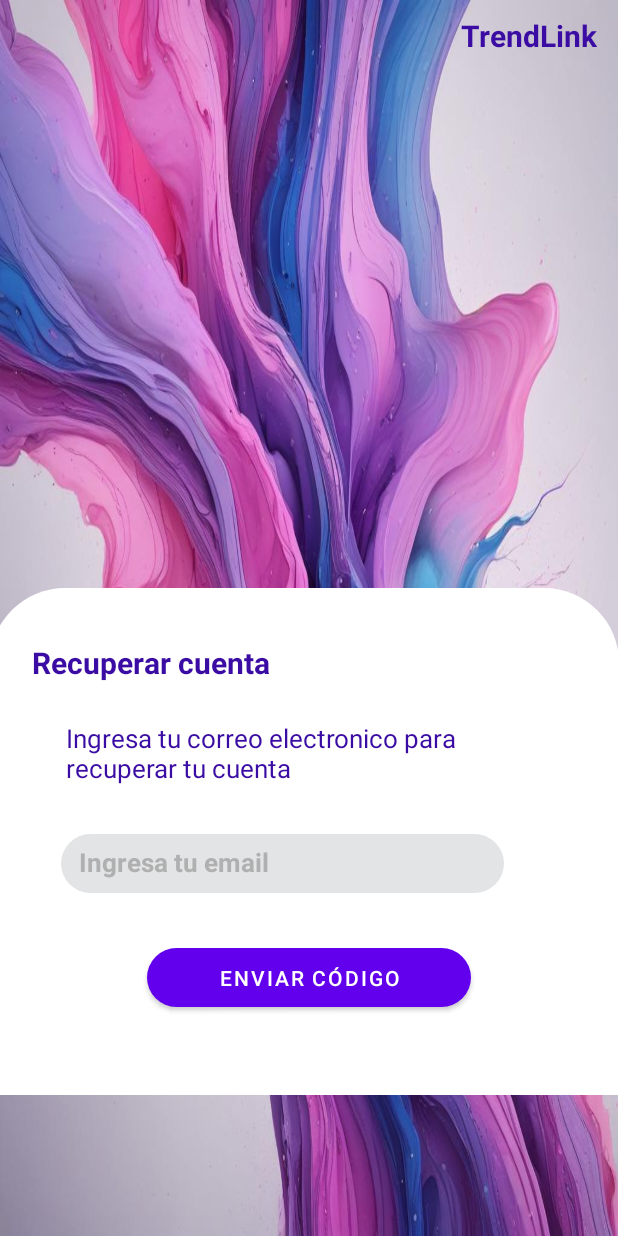
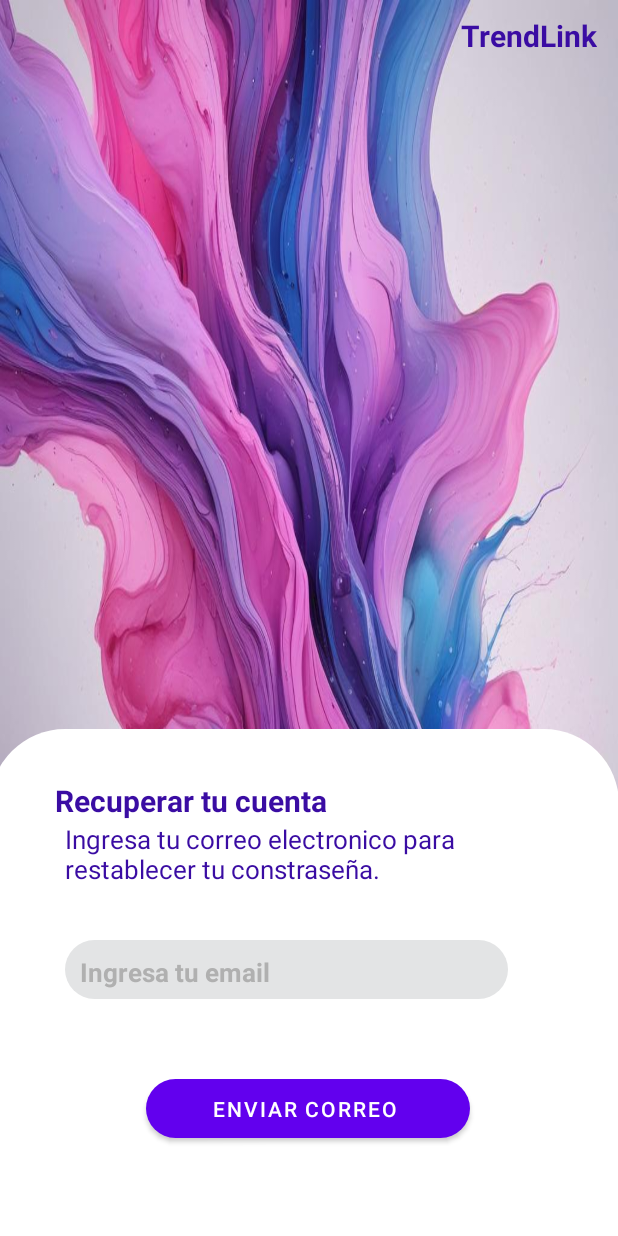
Before and after one commit to LauraR287/AppTrendlink, an Android app: the layout activity_forgot_password.xml on its own in the app's theme, with its tools: preview values and no code run, on a phone screen of 412 x 824 dp. Run offline under Robolectric (Android 15) with nearby library versions, the phone set to English and light mode, and no system bars; Roboto replaces fonts that are not available here.

Commit message:
Changes recover password

```diff
--- a/app/src/main/AndroidManifest.xml
+++ b/app/src/main/AndroidManifest.xml
@@ -15,6 +15,9 @@
         <activity
             android:name=".MainActivity"
             android:exported="true"/>
+        <activity
+            android:name=".PasswordRecoveryActivity"
+            android:exported="true"/>
     <activity
         android:name=".MainActivityLogin"
         android:exported="true">
--- a/app/src/main/res/layout/activity_forgot_password.xml
+++ b/app/src/main/res/layout/activity_forgot_password.xml
@@ -19,12 +19,13 @@
         android:id="@+id/whiteBox"
         android:layout_width="419dp"
         android:layout_height="338dp"
-        android:layout_marginTop="392dp"
         android:background="@drawable/cuadro_blanco_redondeado"
+        app:layout_constraintBottom_toBottomOf="@+id/imageView16"
         app:layout_constraintDimensionRatio="w,1:1"
         app:layout_constraintEnd_toEndOf="parent"
         app:layout_constraintHeight_percent="0.3"
         app:layout_constraintTop_toTopOf="parent"
+        app:layout_constraintVertical_bias="1.0"
         app:layout_constraintWidth_percent="0.3" />
 
     <TextView
@@ -46,48 +47,53 @@
         android:id="@+id/textView2"
         android:layout_width="wrap_content"
         android:layout_height="wrap_content"
-        android:layout_marginTop="428dp"
-        android:layout_marginEnd="232dp"
+        android:layout_marginTop="34dp"
         android:fontFamily="@font/news_cycle"
-        android:text="Recuperar cuenta"
+        android:text="Recuperar tu cuenta"
         android:textColor="#3A0CA3"
         android:textSize="20sp"
         android:textStyle="bold"
         app:layout_constraintEnd_toEndOf="parent"
-        app:layout_constraintTop_toTopOf="parent" />
+        app:layout_constraintHorizontal_bias="0.158"
+        app:layout_constraintStart_toStartOf="parent"
+        app:layout_constraintTop_toTopOf="@+id/whiteBox" />
 
     <TextView
         android:id="@+id/textView3"
-        android:layout_width="294dp"
-        android:layout_height="53dp"
-        android:layout_marginTop="480dp"
-        android:layout_marginEnd="74dp"
+        android:layout_width="303dp"
+        android:layout_height="57dp"
+        android:layout_marginBottom="43dp"
         android:fontFamily="@font/news_cycle"
-        android:text="Ingresa tu correo electronico para recuperar tu cuenta"
+        android:text="Ingresa tu correo electronico para restablecer tu constraseña."
         android:textColor="#3A0CA3"
         android:textSize="17sp"
+        app:layout_constraintBottom_toTopOf="@+id/greyBox1"
         app:layout_constraintEnd_toEndOf="parent"
-        app:layout_constraintTop_toTopOf="parent" />
+        app:layout_constraintHorizontal_bias="0.398"
+        app:layout_constraintStart_toStartOf="parent"
+        app:layout_constraintTop_toBottomOf="@+id/textView2"
+        app:layout_constraintVertical_bias="0.0" />
 
     <View
         android:id="@+id/greyBox1"
         android:layout_width="295dp"
         android:layout_height="39dp"
-        android:layout_marginTop="556dp"
-        android:layout_marginEnd="76dp"
         android:background="@drawable/cuadro_gris_redondeado"
+        app:layout_constraintBottom_toBottomOf="parent"
         app:layout_constraintDimensionRatio="w,1:1"
         app:layout_constraintEnd_toEndOf="parent"
         app:layout_constraintHeight_percent="0.3"
+        app:layout_constraintHorizontal_bias="0.37"
+        app:layout_constraintStart_toStartOf="parent"
         app:layout_constraintTop_toTopOf="parent"
+        app:layout_constraintVertical_bias="0.799"
         app:layout_constraintWidth_percent="0.3" />
 
     <EditText
         android:id="@+id/email"
         android:layout_width="271dp"
         android:layout_height="29dp"
-        android:layout_marginTop="560dp"
-        android:layout_marginEnd="88dp"
+        android:layout_marginEnd="83dp"
         android:background="@android:color/transparent"
         android:fontFamily="@font/news_cycle"
         android:hint="Ingresa tu email"
@@ -96,20 +102,26 @@
         android:textColorHint="#B0B0B0"
         android:textSize="17sp"
         android:textStyle="bold"
+        app:layout_constraintBottom_toBottomOf="parent"
         app:layout_constraintEnd_toEndOf="parent"
-        app:layout_constraintTop_toTopOf="parent" />
+        app:layout_constraintHorizontal_bias="0.927"
+        app:layout_constraintStart_toStartOf="@+id/imageView16"
+        app:layout_constraintTop_toTopOf="parent"
+        app:layout_constraintVertical_bias="0.797" />
 
     <Button
         android:id="@+id/code"
         android:layout_width="216dp"
         android:layout_height="39dp"
-        android:layout_marginTop="632dp"
         android:background="@drawable/cuadro_morado_redondeado"
-        android:text="Enviar código"
+        android:text="Enviar correo "
+        app:layout_constraintBottom_toBottomOf="@+id/imageView16"
         app:layout_constraintEnd_toEndOf="parent"
         app:layout_constraintHeight_percent="0.3"
+        app:layout_constraintHorizontal_bias="0.497"
         app:layout_constraintStart_toStartOf="parent"
         app:layout_constraintTop_toTopOf="parent"
+        app:layout_constraintVertical_bias="0.917"
         app:layout_constraintWidth_percent="0.3" />
 
 
--- a/app/src/main/res/layout/fragment_crear.xml
+++ b/app/src/main/res/layout/fragment_crear.xml
@@ -5,7 +5,7 @@
     android:layout_width="match_parent"
     android:layout_height="match_parent"
     tools:context=".CrearFragment"
-    android:background="#FFFFFF">>
+    android:background="#FFFFFF">
 
     <!-- INICIO ENCABEZADO DE LA APP -->
     <TextView
```
Also changed, not shown: app/src/main/java/com/lrincon/trendlink/CreateAccountActivity.kt (added, +7 -0 lines), app/src/main/java/com/lrincon/trendlink/MainActivityLogin.kt (+11 -6 lines), app/src/main/java/com/lrincon/trendlink/PasswordRecoveryActivity.kt (+18 -15 lines).
